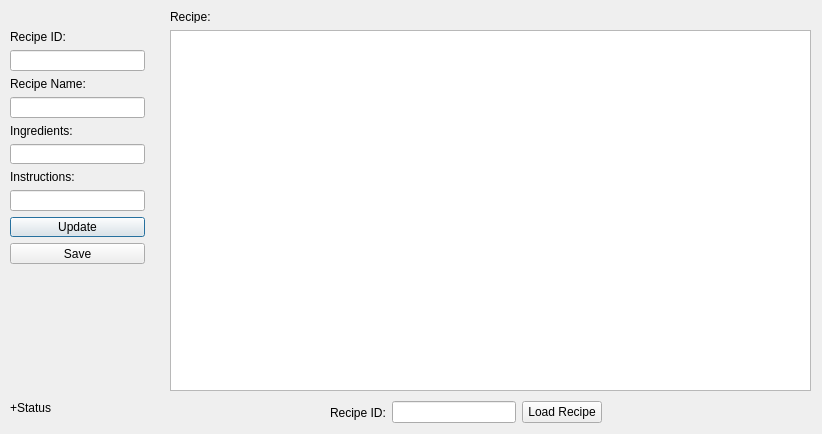
Qt form recipes.ui (pateca26/Personal-Recipe-Database) before a commit.
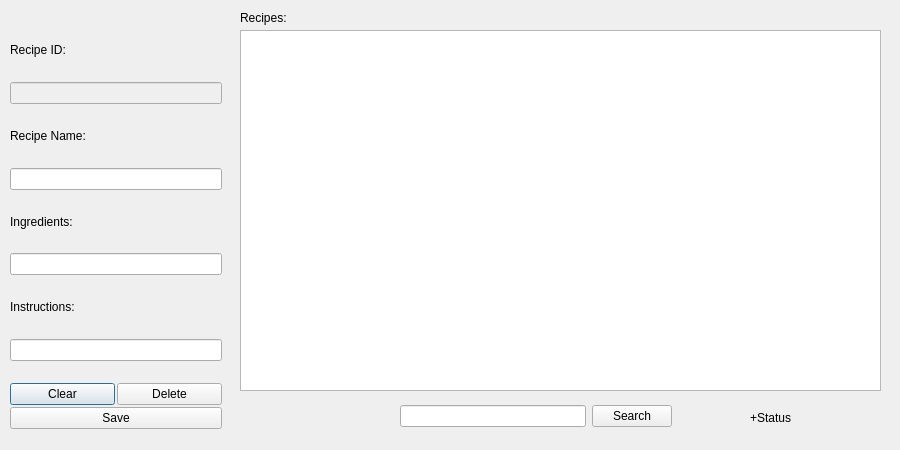
The same form after that commit.

The edit to the form file:
```diff
--- a/recipes.ui
+++ b/recipes.ui
@@ -6,8 +6,8 @@
    <rect>
     <x>0</x>
     <y>0</y>
-    <width>822</width>
-    <height>434</height>
+    <width>900</width>
+    <height>450</height>
    </rect>
   </property>
   <property name="windowTitle">
@@ -16,9 +16,9 @@
   <widget class="QLabel" name="label_sec_status">
    <property name="geometry">
     <rect>
-     <x>10</x>
-     <y>400</y>
-     <width>151</width>
+     <x>750</x>
+     <y>410</y>
+     <width>130</width>
      <height>16</height>
     </rect>
    </property>
@@ -29,7 +29,7 @@
   <widget class="QTableView" name="tableView">
    <property name="geometry">
     <rect>
-     <x>170</x>
+     <x>240</x>
      <y>30</y>
      <width>641</width>
      <height>361</height>
@@ -39,26 +39,38 @@
   <widget class="QLabel" name="label_6">
    <property name="geometry">
     <rect>
-     <x>170</x>
+     <x>240</x>
      <y>10</y>
-     <width>47</width>
-     <height>13</height>
+     <width>55</width>
+     <height>15</height>
     </rect>
    </property>
+   <property name="minimumSize">
+    <size>
+     <width>55</width>
+     <height>15</height>
+    </size>
+   </property>
    <property name="text">
-    <string>Recipe:</string>
+    <string>Recipes:</string>
    </property>
   </widget>
-  <widget class="QWidget" name="">
+  <widget class="QWidget" name="layoutWidget1">
    <property name="geometry">
     <rect>
      <x>10</x>
-     <y>30</y>
-     <width>135</width>
-     <height>234</height>
+     <y>20</y>
+     <width>212</width>
+     <height>409</height>
     </rect>
    </property>
    <layout class="QVBoxLayout" name="verticalLayout">
+    <property name="spacing">
+     <number>2</number>
+    </property>
+    <property name="sizeConstraint">
+     <enum>QLayout::SetDefaultConstraint</enum>
+    </property>
     <item>
      <widget class="QLabel" name="label_2">
       <property name="text">
@@ -67,7 +79,11 @@
      </widget>
     </item>
     <item>
-     <widget class="QLineEdit" name="rid"/>
+     <widget class="QLineEdit" name="lineEdit_RecipeID">
+      <property name="enabled">
+       <bool>false</bool>
+      </property>
+     </widget>
     </item>
     <item>
      <widget class="QLabel" name="label">
@@ -100,14 +116,47 @@
      <widget class="QLineEdit" name="lineEdit_Instructions"/>
     </item>
     <item>
-     <widget class="QPushButton" name="pushButton_Edit">
-      <property name="text">
-       <string>Update</string>
+     <spacer name="horizontalSpacer">
+      <property name="orientation">
+       <enum>Qt::Horizontal</enum>
       </property>
-     </widget>
+      <property name="sizeHint" stdset="0">
+       <size>
+        <width>40</width>
+        <height>20</height>
+       </size>
+      </property>
+     </spacer>
     </item>
     <item>
-     <widget class="QPushButton" name="pushButton">
+     <layout class="QHBoxLayout" name="horizontalLayout_2">
+      <item>
+       <widget class="QPushButton" name="pushButton_Clear">
+        <property name="focusPolicy">
+         <enum>Qt::StrongFocus</enum>
+        </property>
+        <property name="text">
+         <string>Clear</string>
+        </property>
+       </widget>
+      </item>
+      <item>
+       <widget class="QPushButton" name="pushButton_Delete">
+        <property name="focusPolicy">
+         <enum>Qt::StrongFocus</enum>
+        </property>
+        <property name="text">
+         <string>Delete</string>
+        </property>
+       </widget>
+      </item>
+     </layout>
+    </item>
+    <item>
+     <widget class="QPushButton" name="pushButton_Save">
+      <property name="focusPolicy">
+       <enum>Qt::StrongFocus</enum>
+      </property>
       <property name="text">
        <string>Save</string>
       </property>
@@ -115,30 +164,23 @@
     </item>
    </layout>
   </widget>
-  <widget class="QWidget" name="">
+  <widget class="QWidget" name="layoutWidget2">
    <property name="geometry">
     <rect>
-     <x>330</x>
+     <x>400</x>
      <y>400</y>
      <width>272</width>
-     <height>25</height>
+     <height>33</height>
     </rect>
    </property>
    <layout class="QHBoxLayout" name="horizontalLayout">
     <item>
-     <widget class="QLabel" name="label_5">
-      <property name="text">
-       <string>Recipe ID:</string>
-      </property>
-     </widget>
+     <widget class="QLineEdit" name="lineEdit_Search"/>
     </item>
     <item>
-     <widget class="QLineEdit" name="lineEdit_Load"/>
-    </item>
-    <item>
-     <widget class="QPushButton" name="pushButton_load">
+     <widget class="QPushButton" name="pushButton_Search">
       <property name="text">
-       <string>Load Recipe</string>
+       <string>Search</string>
       </property>
      </widget>
     </item>
```
Left out of the diff: 31 changed lines with no effect on the pictures.
